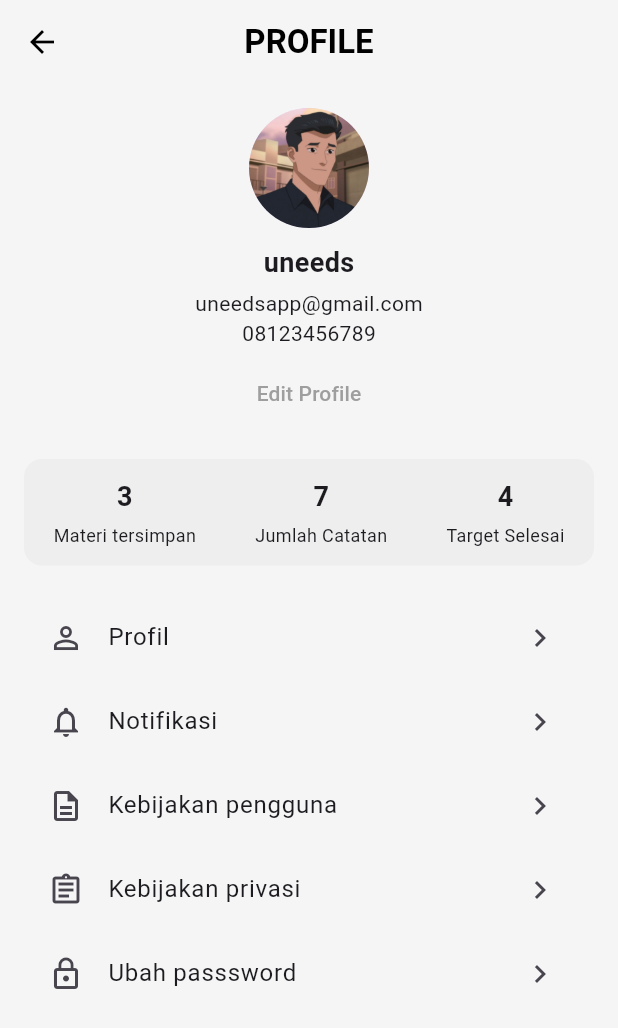
After one commit to aryaprtm11/uneeds, a Flutter app: the screen it shows once a user with an empty profile is signed in, after a tap on the "person" icon, on a phone screen of 412 x 824 dp. The commit adds this screen. Shown: the top 1028 px of the screen. Run offline on Flutter 3.47's test engine with Material 3 defaults, Android fonts, the phone set to English and light mode, and no system bars; our stand-ins replace firebase_auth, firebase_core, fluttertoast, google_sign_in, sqflite; accounts and stored records are empty.

Commit message:
add profile page

```diff
--- a/uneeds/lib/views/home_page.dart
+++ b/uneeds/lib/views/home_page.dart
@@ -1,6 +1,7 @@
 import 'package:flutter/material.dart';
 import 'package:firebase_auth/firebase_auth.dart';
 import 'package:uneeds/utils/color.dart';
+import 'package:uneeds/views/profile_page.dart';
 import 'package:uneeds/views/schedule_page.dart';
 import 'package:uneeds/views/note_page.dart';
 import 'package:uneeds/views/target_page.dart';
@@ -79,10 +80,7 @@ class _HomePageState extends State<HomePage> {
                   children: [
                     Text(
                       "Hello, $firstName!",
-                      style: TextStyle(
-                        color: Color(0xFF4A6D8C),
-                        fontSize: 16,
-                      ),
+                      style: TextStyle(color: Color(0xFF4A6D8C), fontSize: 16),
                     ),
                     SizedBox(height: 5),
                     Text(
@@ -97,6 +95,7 @@ class _HomePageState extends State<HomePage> {
                 ),
                 Row(
                   children: [
+                    // membuka halaman notifikasi
                     InkWell(
                       onTap: () {
                         Navigator.push(
@@ -116,13 +115,25 @@ class _HomePageState extends State<HomePage> {
                         child: Icon(Icons.notifications, color: Colors.white),
                       ),
                     ),
-                    Container(
-                      decoration: BoxDecoration(
-                        color: Color(0xFF1F4D70),
-                        shape: BoxShape.circle,
+
+                    // membuka halaman profile
+                    InkWell(
+                      onTap: () {
+                        Navigator.push(
+                          context,
+                          MaterialPageRoute(
+                            builder: (context) => const ProfilePage(),
+                          ),
+                        );
+                      },
+                      child: Container(
+                        decoration: BoxDecoration(
+                          color: Color(0xFF1F4D70),
+                          shape: BoxShape.circle,
+                        ),
+                        padding: EdgeInsets.all(8),
+                        child: Icon(Icons.person, color: Colors.white),
                       ),
-                      padding: EdgeInsets.all(8),
-                      child: Icon(Icons.person, color: Colors.white),
                     ),
                   ],
                 ),
@@ -169,7 +180,9 @@ class _HomePageState extends State<HomePage> {
                         Navigator.pushReplacement(
                           context,
                           PageRouteBuilder(
-                            pageBuilder: (context, animation, secondaryAnimation) => SchedulePage(),
+                            pageBuilder:
+                                (context, animation, secondaryAnimation) =>
+                                    SchedulePage(),
                             transitionDuration: Duration.zero,
                             reverseTransitionDuration: Duration.zero,
                           ),
@@ -188,7 +201,9 @@ class _HomePageState extends State<HomePage> {
                         Navigator.pushReplacement(
                           context,
                           PageRouteBuilder(
-                            pageBuilder: (context, animation, secondaryAnimation) => NotePage(),
+                            pageBuilder:
+                                (context, animation, secondaryAnimation) =>
+                                    NotePage(),
                             transitionDuration: Duration.zero,
                             reverseTransitionDuration: Duration.zero,
                           ),
@@ -207,7 +222,9 @@ class _HomePageState extends State<HomePage> {
                         Navigator.pushReplacement(
                           context,
                           PageRouteBuilder(
-                            pageBuilder: (context, animation, secondaryAnimation) => TargetPage(),
+                            pageBuilder:
+                                (context, animation, secondaryAnimation) =>
+                                    TargetPage(),
                             transitionDuration: Duration.zero,
                             reverseTransitionDuration: Duration.zero,
                           ),
@@ -232,11 +249,7 @@ class _HomePageState extends State<HomePage> {
                   color: primaryBlueColor,
                   shape: BoxShape.circle,
                 ),
-                child: Icon(
-                  Icons.add,
-                  color: Colors.white,
-                  size: 30,
-                ),
+                child: Icon(Icons.add, color: Colors.white, size: 30),
               ),
             ],
           ),
--- /dev/null
+++ b/uneeds/lib/views/profile_page.dart
@@ -0,0 +1,129 @@
+import 'package:flutter/material.dart';
+
+class ProfilePage extends StatelessWidget {
+  const ProfilePage({Key? key}) : super(key: key);
+
+  @override
+  Widget build(BuildContext context) {
+    return Scaffold(
+      backgroundColor: Colors.grey[100],
+      appBar: AppBar(
+        backgroundColor: Colors.transparent,
+        elevation: 0,
+        leading: IconButton(
+          icon: const Icon(Icons.arrow_back, color: Colors.black),
+          onPressed: () => Navigator.pop(context),
+        ),
+        centerTitle: true,
+        title: const Text(
+          'PROFILE',
+          style: TextStyle(color: Colors.black, fontWeight: FontWeight.bold),
+        ),
+      ),
+      body: Padding(
+        padding: const EdgeInsets.all(16.0),
+        child: Column(
+          children: [
+            // Profile picture and name
+            Column(
+              children: [
+                const CircleAvatar(
+                  radius: 40,
+                  backgroundImage: AssetImage('assets/gambar/profile.png'),
+                ),
+                const SizedBox(height: 10),
+                const Text(
+                  'uneeds',
+                  style: TextStyle(fontSize: 18, fontWeight: FontWeight.bold),
+                ),
+                const SizedBox(height: 4),
+                const Text('uneedsapp@gmail.com'),
+                const Text('08123456789'),
+                const SizedBox(height: 6),
+                TextButton(
+                  onPressed: () {},
+                  child: const Text(
+                    'Edit Profile',
+                    style: TextStyle(color: Colors.grey),
+                  ),
+                ),
+              ],
+            ),
+            const SizedBox(height: 20),
+
+            // Aktivitas
+            Container(
+              decoration: BoxDecoration(
+                color: Colors.grey[200],
+                borderRadius: BorderRadius.circular(12),
+              ),
+              padding: const EdgeInsets.symmetric(vertical: 12),
+              child: Row(
+                mainAxisAlignment: MainAxisAlignment.spaceAround,
+                children: const [
+                  _ActivityItem(title: 'Materi tersimpan', value: '3'),
+                  _ActivityItem(title: 'Jumlah Catatan', value: '7'),
+                  _ActivityItem(title: 'Target Selesai', value: '4'),
+                ],
+              ),
+            ),
+            const SizedBox(height: 20),
+            // Menu items
+            const _MenuItem(icon: Icons.person_outline, label: 'Profil'),
+            const _MenuItem(
+              icon: Icons.notifications_none,
+              label: 'Notifikasi',
+            ),
+            const _MenuItem(
+              icon: Icons.description_outlined,
+              label: 'Kebijakan pengguna',
+            ),
+            const _MenuItem(
+              icon: Icons.assignment_outlined,
+              label: 'Kebijakan privasi',
+            ),
+            const _MenuItem(icon: Icons.lock_outline, label: 'Ubah passsword'),
+          ],
+        ),
+      ),
+    );
+  }
+}
+
+class _ActivityItem extends StatelessWidget {
+  final String title;
+  final String value;
+
+  const _ActivityItem({required this.title, required this.value});
+
+  @override
+  Widget build(BuildContext context) {
+    return Column(
+      children: [
+        Text(
+          value,
+          style: const TextStyle(fontSize: 18, fontWeight: FontWeight.bold),
+        ),
+        const SizedBox(height: 4),
+        Text(title, style: const TextStyle(fontSize: 12)),
+      ],
+    );
+  }
+}
+
+class _MenuItem extends StatelessWidget {
+  final IconData icon;
+  final String label;
+
+  const _MenuItem({required this.icon, required this.label});
+
+  @override
+  Widget build(BuildContext context) {
+    return ListTile(
+      leading: Icon(icon),
+      title: Text(label),
+      trailing: const Icon(Icons.chevron_right),
+      onTap: () {},
+    );
+  }
+}
```
Also changed, not shown: lib/views/note_page.dart (deleted, +0 -331 lines), uneeds/lib/views/target_page.dart (+37 -19 lines), uneeds/assets/gambar/profile.png (added).
